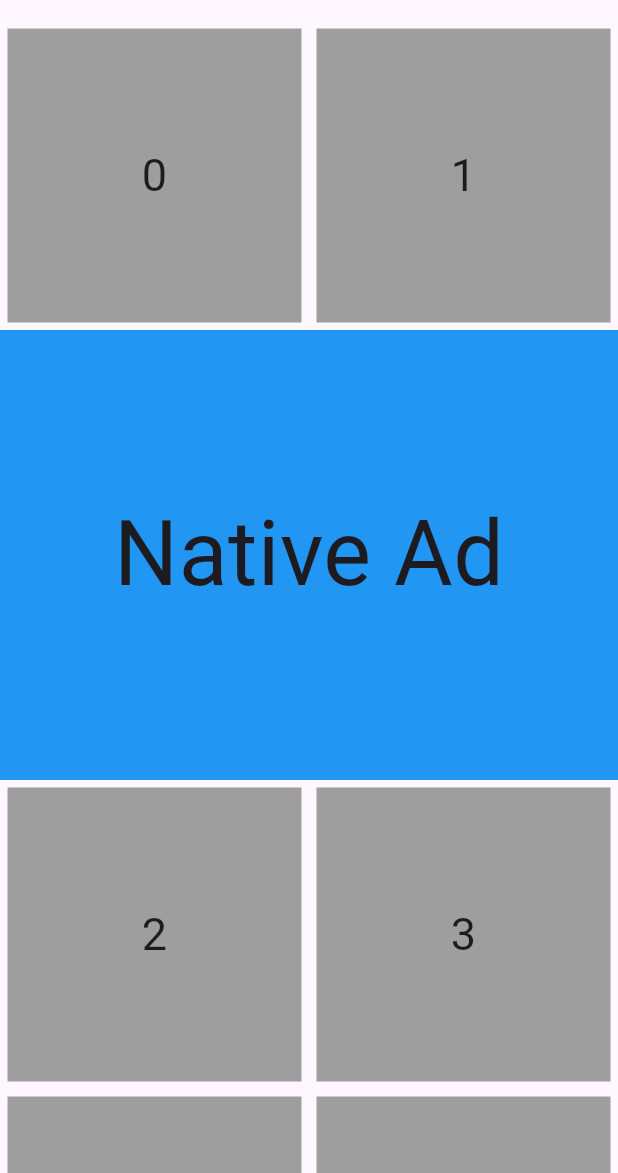
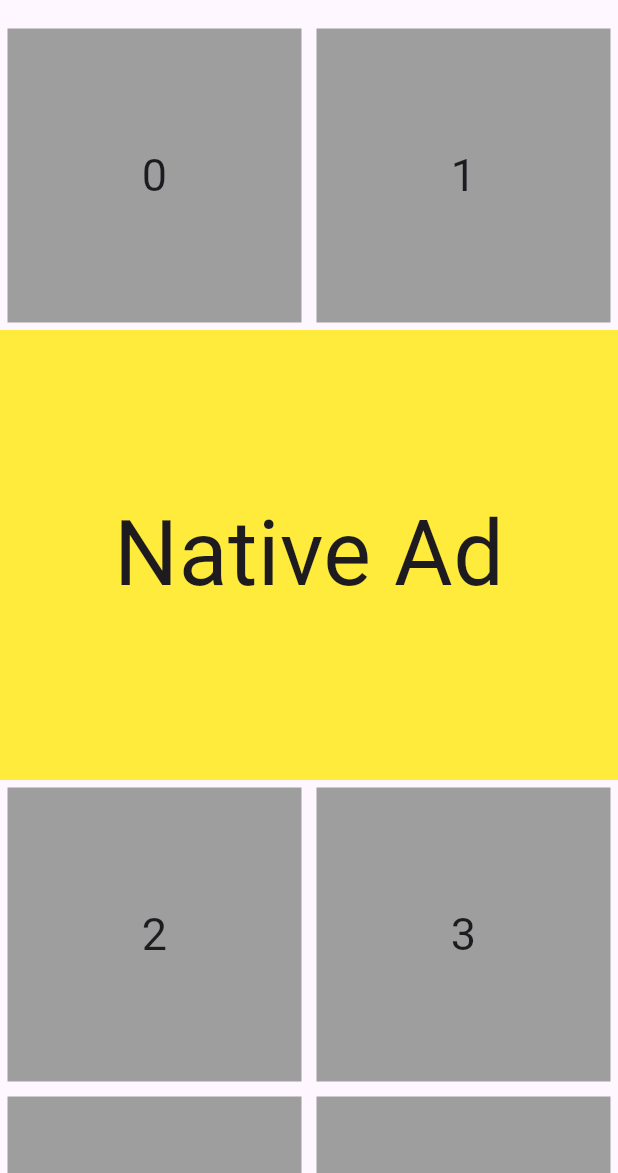
Before and after one commit to RajNarola29/ad_gridview, a Flutter app: the screen it shows after launch, on a phone screen of 412 x 824 dp, the part 63-1236 px from its top. Run offline on Flutter 3.47's test engine with Material 3 defaults, Android fonts, the phone set to English and light mode, and no system bars.

Commit message:
commit test

```diff
--- a/example/lib/main.dart
+++ b/example/lib/main.dart
@@ -42,7 +42,7 @@ class _HomepageState extends State<Homepage> {
         itemMainAspectRatio: 1 / 1,
         adWidget: Container(
           height: 300,
-          color: Colors.blue,
+          color: Colors.yellow,
           child: const Center(
               child: Text(
             "Native Ad",
```
